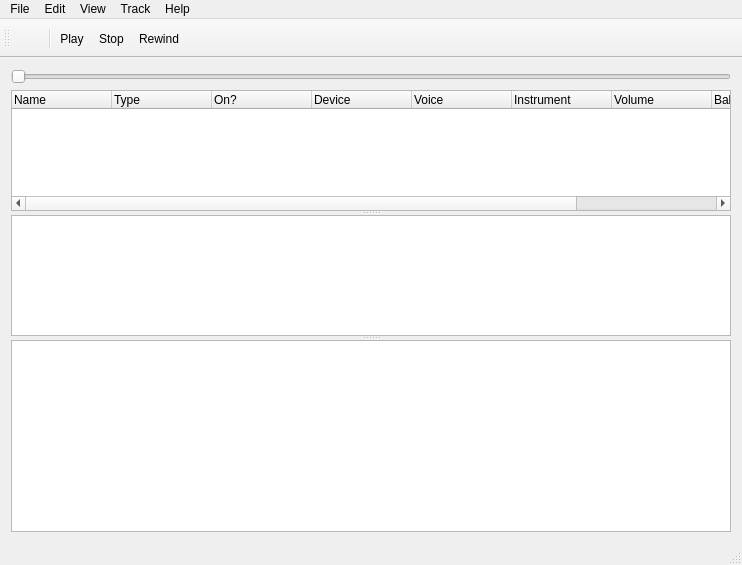
Old version of the form src/Gui/MainWind.ui in the repository waddlesplash/ragingmidi.
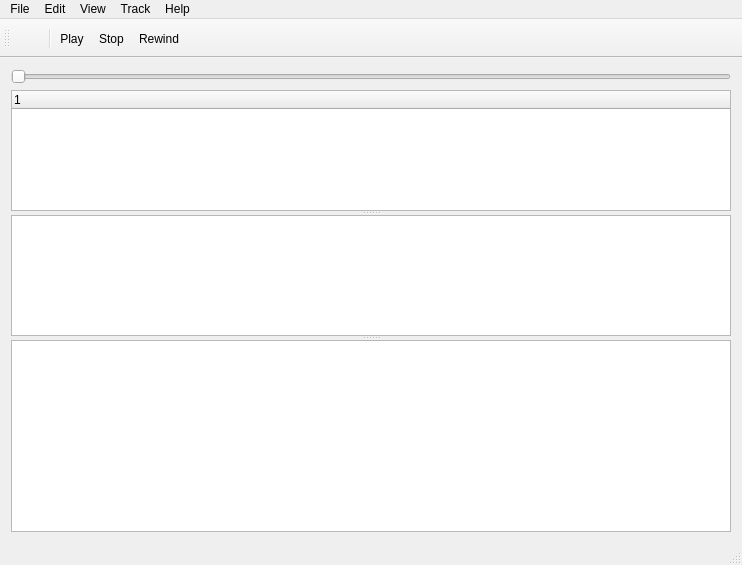
New version of the form. Custom widgets are drawn as their Qt base class.

Commit message: Refactor track editor into a separate file than MainWind.h.

```diff
--- a/src/Gui/MainWind.ui
+++ b/src/Gui/MainWind.ui
@@ -20,56 +20,7 @@
       <property name="orientation">
        <enum>Qt::Vertical</enum>
       </property>
-      <widget class="QTreeWidget" name="tracksEdit">
-       <property name="indentation">
-        <number>0</number>
-       </property>
-       <column>
-        <property name="text">
-         <string>Name</string>
-        </property>
-       </column>
-       <column>
-        <property name="text">
-         <string>Type</string>
-        </property>
-       </column>
-       <column>
-        <property name="text">
-         <string>On?</string>
-        </property>
-       </column>
-       <column>
-        <property name="text">
-         <string>Device</string>
-        </property>
-       </column>
-       <column>
-        <property name="text">
-         <string>Voice</string>
-        </property>
-       </column>
-       <column>
-        <property name="text">
-         <string>Instrument</string>
-        </property>
-       </column>
-       <column>
-        <property name="text">
-         <string>Volume</string>
-        </property>
-       </column>
-       <column>
-        <property name="text">
-         <string>Balance</string>
-        </property>
-       </column>
-       <column>
-        <property name="text">
-         <string notr="true">&lt;you_should_not_see_this&gt;</string>
-        </property>
-       </column>
-      </widget>
+      <widget class="TracksEdit" name="tracksEdit"/>
       <widget class="PianoRoll" name="pianoRoll"/>
       <widget class="VirtualPiano" name="piano">
        <property name="sizePolicy">
@@ -224,6 +175,11 @@
    <extends>QSlider</extends>
    <header>Gui/Widgets/SeekSlider.h</header>
   </customwidget>
+  <customwidget>
+   <class>TracksEdit</class>
+   <extends>QTreeWidget</extends>
+   <header>Gui/Widgets/TracksEdit.h</header>
+  </customwidget>
  </customwidgets>
  <resources/>
  <connections/>
```
Left out of the diff: 14 changed lines with no effect on the pictures. The commit also changes 10 other files.
